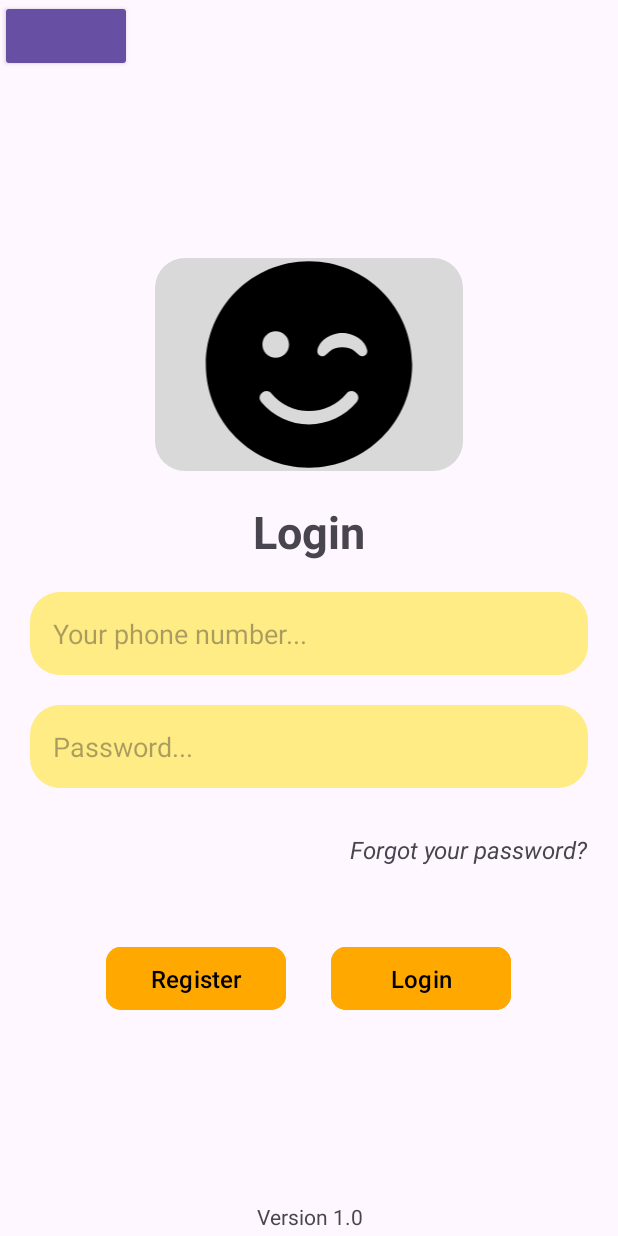
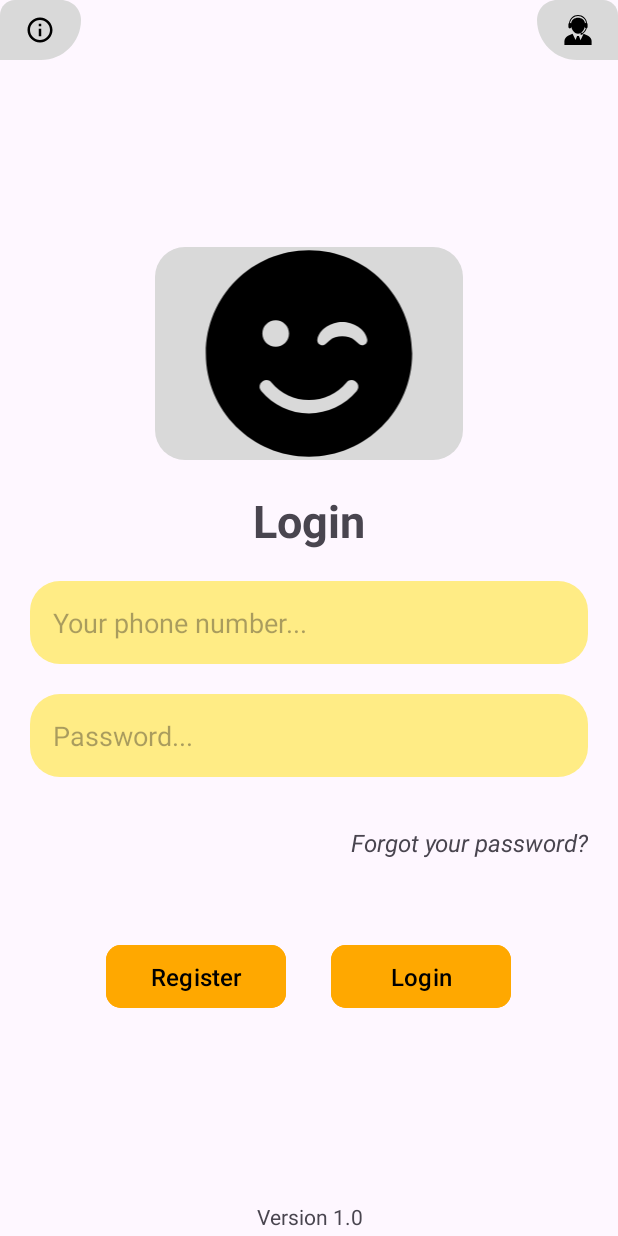
Before and after one commit to Nhatktvn/Note-taking, an Android app: the screen it shows after launch (MainActivity), on a phone screen of 412 x 824 dp. Run offline under Robolectric (Android 15) with nearby library versions, the phone set to English and light mode, and no system bars.

Commit message:
update logo

```diff
--- a/app/src/main/AndroidManifest.xml
+++ b/app/src/main/AndroidManifest.xml
@@ -21,6 +21,12 @@
                 <category android:name="android.intent.category.LAUNCHER" />
             </intent-filter>
         </activity>
+        <activity
+            android:name=".Login">
+        </activity>
+        <activity
+            android:name=".Register">
+        </activity>
     </application>
 
 </manifest>
--- a/app/src/main/java/hcmute/edu/vn/note_taking/MainActivity.java
+++ b/app/src/main/java/hcmute/edu/vn/note_taking/MainActivity.java
@@ -13,7 +13,5 @@ public class MainActivity extends AppCompatActivity {
     protected void onCreate(Bundle savedInstanceState) {
         super.onCreate(savedInstanceState);
         setContentView(R.layout.login);
-//        @SuppressLint({"MissingInflatedId", "LocalSuppress"}) TextView forgotPassTextView = findViewById(R.id.forgotPasswordTextView);
-//        forgotPassTextView.setPaintFlags(forgotPassTextView.getPaintFlags()| Paint.UNDERLINE_TEXT_FLAG);
     }
 }
--- /dev/null
+++ b/app/src/main/res/drawable/about_us_icon.xml
@@ -0,0 +1,11 @@
+<vector xmlns:android="http://schemas.android.com/apk/res/android"
+    android:width="54dp"
+    android:height="40dp"
+    android:viewportWidth="54"
+    android:viewportHeight="40">
+  <path
+      android:pathData="M0,10C0,4.477 4.477,0 10,0H40.667C48.03,0 54,5.97 54,13.333C54,28.061 42.061,40 27.333,40H0V10Z"
+      android:fillColor="#D9D9D9"/>
+  <path
+      android:pathData="M17,10h20v20h-20z" />
+</vector>
--- /dev/null
+++ b/app/src/main/res/drawable/baseline_info_outline_24.xml
@@ -0,0 +1,5 @@
+<vector android:height="24dp" android:tint="#000000"
+    android:viewportHeight="24" android:viewportWidth="24"
+    android:width="24dp" xmlns:android="http://schemas.android.com/apk/res/android">
+    <path android:fillColor="@android:color/white" android:pathData="M11,7h2v2h-2V7zM11,11h2v6h-2V11zM12,2C6.48,2 2,6.48 2,12s4.48,10 10,10s10,-4.48 10,-10S17.52,2 12,2zM12,20c-4.41,0 -8,-3.59 -8,-8s3.59,-8 8,-8s8,3.59 8,8S16.41,20 12,20z"/>
+</vector>
--- /dev/null
+++ b/app/src/main/res/drawable/call_center_operator.xml
@@ -0,0 +1,9 @@
+<vector xmlns:android="http://schemas.android.com/apk/res/android"
+    android:width="800dp"
+    android:height="800dp"
+    android:viewportWidth="33.834"
+    android:viewportHeight="33.834">
+  <path
+      android:pathData="M32.253,29.334v4.5H1.581v-4.501c0,-2.125 1.832,-4.741 4.07,-5.804l4.98,-2.366l3.457,7.204l1.77,-4.799c0.349,0.066 0.695,0.154 1.059,0.154s0.709,-0.088 1.059,-0.154l1.68,4.563l3.389,-7.048l5.141,2.445C30.421,24.591 32.253,27.207 32.253,29.334zM6.105,13.562v-3.25c0,-0.551 0.287,-1.034 0.72,-1.312c0.581,-5.058 4.883,-9 10.094,-9s9.514,3.942 10.096,9c0.432,0.278 0.719,0.761 0.719,1.312v3.25c0,0.863 -0.699,1.563 -1.563,1.563s-1.563,-0.7 -1.563,-1.563v-0.683c-0.846,4.255 -3.961,8.205 -7.688,8.205c-3.727,0 -6.842,-3.95 -7.688,-8.205v0.683c0,0.7 -0.465,1.286 -1.1,1.485c0.622,2.117 2.002,3.946 3.908,5.146c0.352,-0.116 0.796,-0.094 1.227,0.13c0.692,0.36 1.045,1.06 0.783,1.56c-0.261,0.5 -1.033,0.612 -1.729,0.251c-0.508,-0.265 -0.83,-0.71 -0.864,-1.126c-2.183,-1.396 -3.731,-3.533 -4.37,-5.998C6.513,14.78 6.105,14.22 6.105,13.562zM7.89,8.635c0.047,0.003 0.092,0.004 0.137,0.021C8.14,8.698 8.222,8.779 8.279,8.874c0.339,0.144 0.609,0.407 0.775,0.733C9.515,5.286 12.855,3 16.917,3c4.062,0 7.402,2.286 7.863,6.607c0.229,-0.449 0.664,-0.77 1.185,-0.837c-0.676,-4.393 -4.47,-7.771 -9.048,-7.771C12.386,1 8.622,4.309 7.89,8.635z"
+      android:fillColor="#000000"/>
+</vector>
--- a/app/src/main/res/layout/login.xml
+++ b/app/src/main/res/layout/login.xml
@@ -10,10 +10,36 @@
         android:layout_width="match_parent"
         android:layout_height="wrap_content">
 
-        <Button
-            style="@style/Widget.AppCompat.Button"
+        <LinearLayout
             android:layout_width="wrap_content"
-            android:layout_height="wrap_content" />
+            android:layout_height="wrap_content"
+            android:layout_weight="1">
+            <LinearLayout
+                android:layout_width="54dp"
+                android:layout_height="40dp"
+                android:background="@drawable/about_us_icon"
+                android:gravity="center"
+                android:layout_gravity="">
+                <ImageView
+                    android:layout_width="20dp"
+                    android:layout_height="20dp"
+                    android:src="@drawable/baseline_info_outline_24" />
+            </LinearLayout>
+
+        </LinearLayout>
+        <LinearLayout
+            android:layout_width="54dp"
+            android:layout_height="40dp"
+            android:layout_gravity=""
+            android:background="@drawable/about_us_icon"
+            android:gravity="center"
+            android:scaleX="-1">
+
+            <ImageView
+                android:layout_width="20dp"
+                android:layout_height="20dp"
+                android:src="@drawable/call_center_operator" />
+        </LinearLayout>
     </LinearLayout>
     <LinearLayout
         android:layout_width="match_parent"
@@ -76,21 +102,21 @@
                     android:inputType="textPassword"
                     android:layout_marginTop="20dp"/>
                 <TextView
-
-                    android:layout_marginTop="30dp"
+                    android:layout_marginTop="20dp"
                     android:id="@+id/forgotPasswordTextView"
                     android:layout_width="wrap_content"
-                    android:layout_height="wrap_content"
+                    android:layout_height="48dp"
                     android:text="Forgot your password?"
                     android:layout_marginHorizontal="20dp"
                     android:clickable="true"
                     android:layout_gravity="end"
+                    android:gravity="center"
                     android:textSize="16dp"
                     android:textStyle="italic"
 
                     />
                 <LinearLayout
-                    android:layout_marginTop="50dp"
+                    android:layout_marginTop="40dp"
                     android:layout_width="match_parent"
                     android:layout_height="wrap_content"
                     android:orientation="horizontal"
@@ -99,6 +125,7 @@
                     >
 
                     <Button
+                        android:id="@+id/btnRegister"
                         style="@style/Widget.Material3.Button"
                         android:layout_width="120dp"
                         android:layout_height="50dp"
@@ -108,6 +135,7 @@
                         android:textSize="16dp"
                         android:backgroundTint="#FFA800"
                         android:textColor="@color/black"
+                        android:onClick="onClick"
                         app:cornerRadius="10dp" />
 
                     <Button
```
Also changed, not shown: app/src/main/java/hcmute/edu/vn/note_taking/Login.java (added, +20 -0 lines), app/src/main/java/hcmute/edu/vn/note_taking/Register.java (added, +13 -0 lines), app/src/main/res/layout/confirm_code.xml (+33 -7 lines), app/src/main/res/layout/register.xml (+33 -7 lines), app/src/main/res/layout/reset_password.xml (+33 -7 lines).
